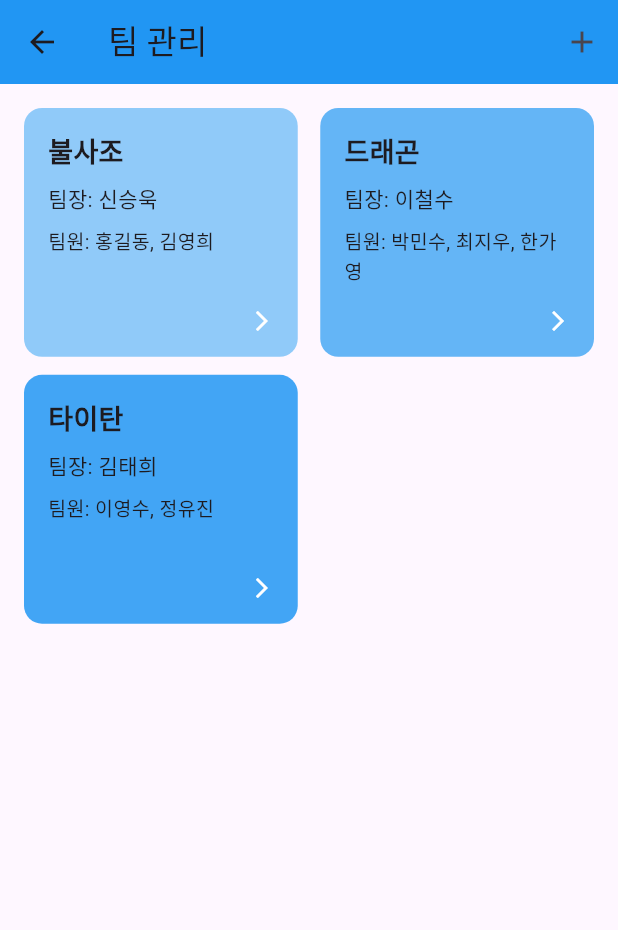
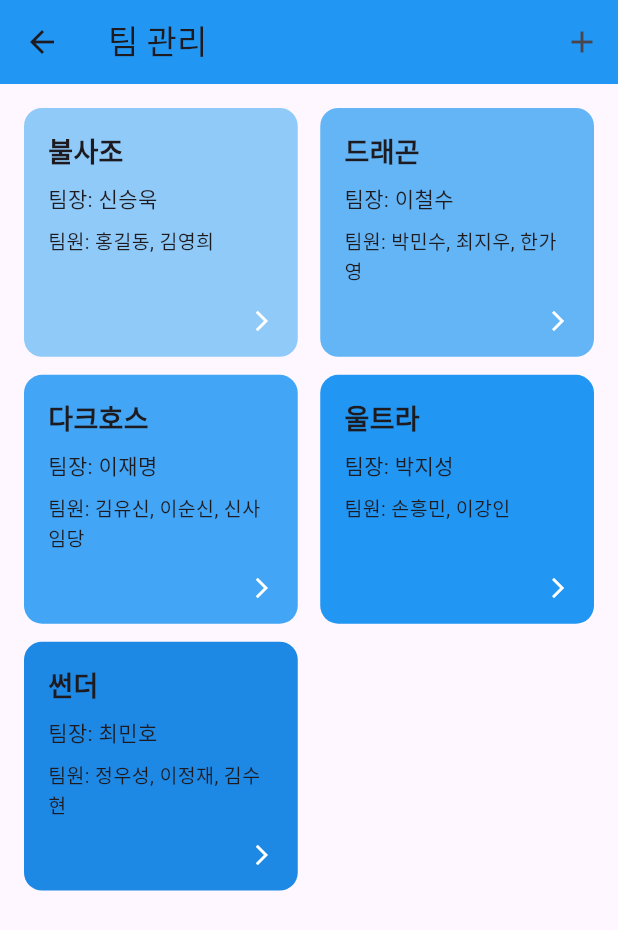
Before and after one commit to shinseunguk/Splitly, a Flutter app: the TeamCreateView screen opened directly, after a tap on "팀 생성", after a tap on the "info outline" icon, after a tap on "팀 관리", on a phone screen of 412 x 824 dp. Shown: the top 930 px of the screen. Run offline on Flutter 3.47's test engine with Material 3 defaults, Android fonts, the phone set to English and light mode, and no system bars; our stand-ins replace fl_chart, get.

Commit message:
✨ 5초에 한번씩 서버에 요청

```diff
--- a/lib/dataSource/team_data_source.dart
+++ b/lib/dataSource/team_data_source.dart
@@ -11,20 +11,42 @@ class TeamDataSource {
       TeamModel(
         teamId: 1,
         teamName: '불사조',
+        teamScore: 15,
+        teamRank: 3,
         teamLeader: '신승욱',
-        members: ['홍길동', '김영희'],
+        teamMembers: ['홍길동', '김영희'],
       ),
       TeamModel(
         teamId: 2,
         teamName: '드래곤',
+        teamScore: 23,
+        teamRank: 2,
         teamLeader: '이철수',
-        members: ['박민수', '최지우', '한가영'],
+        teamMembers: ['박민수', '최지우', '한가영'],
       ),
       TeamModel(
         teamId: 3,
-        teamName: '타이탄',
-        teamLeader: '김태희',
-        members: ['이영수', '정유진'],
+        teamName: '다크호스',
+        teamScore: 27,
+        teamRank: 1,
+        teamLeader: '이재명',
+        teamMembers: ['김유신', '이순신', '신사임당'],
+      ),
+      TeamModel(
+        teamId: 4,
+        teamName: '울트라',
+        teamScore: 10,
+        teamRank: 4,
+        teamLeader: '박지성',
+        teamMembers: ['손흥민', '이강인'],
+      ),
+      TeamModel(
+        teamId: 5,
+        teamName: '썬더',
+        teamScore: 8,
+        teamRank: 5,
+        teamLeader: '최민호',
+        teamMembers: ['정우성', '이정재', '김수현'],
       ),
     ];
   }
--- a/lib/model/team/team_model.dart
+++ b/lib/model/team/team_model.dart
@@ -1,30 +1,40 @@
 class TeamModel {
   final int teamId;
   final String teamName;
+  final int teamScore;
+  final int teamRank;
   final String teamLeader;
-  final List<String> members;
+  final List<String> teamMembers;
 
   TeamModel({
     required this.teamId,
     required this.teamName,
+    required this.teamScore,
+    required this.teamRank,
     required this.teamLeader,
-    required this.members,
+    required this.teamMembers,
   });
 
   factory TeamModel.fromJson(Map<String, dynamic> json) {
     return TeamModel(
       teamId: json['teamId'] as int,
       teamName: json['teamName'] as String,
+      teamScore: json['teamScore'] as int,
+      teamRank: json['teamRank'] as int,
       teamLeader: json['teamLeader'] as String,
-      members:
-          (json['members'] as List<dynamic>).map((e) => e as String).toList(),
+      teamMembers:
+          (json['teamMembers'] as List<dynamic>)
+              .map((e) => e as String)
+              .toList(),
     );
   }
 
   Map<String, dynamic> toJson() => {
     'teamId': teamId,
     'teamName': teamName,
+    'teamScore': teamScore,
+    'teamRank': teamRank,
     'teamLeader': teamLeader,
-    'members': members,
+    'teamMembers': teamMembers,
   };
 }
--- a/lib/view/home_view.dart
+++ b/lib/view/home_view.dart
@@ -1,8 +1,10 @@
 import 'package:fl_chart/fl_chart.dart';
 import 'package:flutter/material.dart';
 import 'package:flutter/services.dart';
+import 'package:get/get.dart';
 import 'package:splitly/main.dart' show routeObserver;
 import 'package:splitly/view/team_menu_view.dart.dart';
+import 'package:splitly/viewModel/team_create_view_model.dart';
 
 class HomeView extends StatefulWidget {
   const HomeView({super.key});
@@ -12,6 +14,7 @@ class HomeView extends StatefulWidget {
 }
 
 class _HomeViewState extends State<HomeView> with RouteAware {
+  final TeamViewModel _viewModel = Get.put(TeamViewModel());
   int _infoButtonCounter = 0;
 
   @override
@@ -21,79 +24,48 @@ class _HomeViewState extends State<HomeView> with RouteAware {
     routeObserver.subscribe(this, ModalRoute.of(context)! as PageRoute);
   }
 
-  // @override
-  // void dispose() {
-  //   // RouteObserver 구독 해제
-  //   routeObserver.unsubscribe(this);
-  //   // 화면을 벗어나면 세로모드로 복원
-  //   SystemChrome.setPreferredOrientations([
-  //     DeviceOrientation.portraitUp,
-  //     DeviceOrientation.portraitDown,
-  //   ]);
-  //   super.dispose();
-  // }
+  @override
+  void initState() {
+    super.initState();
+    // 5초마다 반복 호출되는 함수 예시
+    _startPeriodicFunction();
+  }
 
-  // @override
-  // void didPush() {
-  //   // 화면에 진입할 때마다 호출
-  //   SystemChrome.setPreferredOrientations([
-  //     DeviceOrientation.landscapeLeft,
-  //     DeviceOrientation.landscapeRight,
-  //   ]);
-  //   debugPrint('HomeView: didPush (진입)');
-  // }
-
-  // @override
-  // void didPopNext() {
-  //   // 다른 화면에서 다시 돌아올 때마다 호출
-  //   SystemChrome.setPreferredOrientations([
-  //     DeviceOrientation.landscapeLeft,
-  //     DeviceOrientation.landscapeRight,
-  //   ]);
-  //   debugPrint('HomeView: didPopNext (진입)');
-  // }
-
-  // @override
-  // void didPop() {
-  //   // 이 화면에서 pop으로 벗어날 때 호출
-  //   debugPrint('HomeView: didPop (벗어남)');
-  // }
-
-  // @override
-  // void didPushNext() {
-  //   // 이 화면에서 다른 화면으로 push될 때 호출
-  //   debugPrint('HomeView: didPushNext (벗어남)');
-  // }
-
-  // @override
-  // void initState() {
-  //   super.initState();
-  //   // 이 화면에서만 가로모드 고정
-  //   SystemChrome.setPreferredOrientations([
-  //     DeviceOrientation.landscapeLeft,
-  //     DeviceOrientation.landscapeRight,
-  //   ]);
-  // }
+  void _startPeriodicFunction() {
+    Future.doWhile(() async {
+      await Future.delayed(const Duration(seconds: 5));
+      if (!mounted) return false;
+      _viewModel.fetchTeams();
+      return true;
+    });
+  }
 
   @override
   Widget build(BuildContext context) {
-    // 예시 데이터, 실제로는 ViewModel 등에서 받아올 수 있음
-    final teamScores = [
-      {'name': '불사조', 'score': 5},
-      {'name': '무적함대', 'score': 2},
-      {'name': '다크호스', 'score': 3},
-      {'name': '불사조', 'score': 4},
-      {'name': '무적함대', 'score': 2},
-    ];
     return SafeArea(
       child: Scaffold(
-        body: Stack(
+        body: Obx(() {
+          // if (_viewModel.isLoading.value) {
+          //   return const Center(child: CircularProgressIndicator());
+          // }
+          if (_viewModel.errorMessage.isNotEmpty) {
+            return Center(
+              child: Text('에러: \\${_viewModel.errorMessage.value}'),
+            );
+          }
+          final teams = _viewModel.selectResponse.value ?? [];
+          if (teams.isEmpty) {
+            return const Center(child: Text('팀 데이터가 없습니다.'));
+          }
+          return Stack(
             children: [
               Center(
                 child: LayoutBuilder(
                   builder: (context, constraints) {
                     final chartWidth =
-                      constraints.maxWidth > 500 ? 500.0 : constraints.maxWidth;
+                        constraints.maxWidth > 500
+                            ? 500.0
+                            : constraints.maxWidth;
                     final chartHeight =
                         constraints.maxHeight > 320
                             ? 320.0
@@ -105,13 +77,17 @@ class _HomeViewState extends State<HomeView> with RouteAware {
                         BarChartData(
                           alignment: BarChartAlignment.spaceAround,
                           barGroups: [
-                          for (int i = 0; i < teamScores.length; i++)
+                            for (int i = 0; i < teams.length; i++)
                               BarChartGroupData(
                                 x: i,
                                 barRods: [
                                   BarChartRodData(
                                     toY:
-                                      (teamScores[i]['score'] as int)
+                                        (_viewModel
+                                                    .selectResponse
+                                                    .value?[i]
+                                                    .teamScore ??
+                                                0)
                                             .toDouble(),
                                     color: Colors.blue,
                                     width: 32,
@@ -136,17 +112,17 @@ class _HomeViewState extends State<HomeView> with RouteAware {
                                 reservedSize: 48,
                                 getTitlesWidget: (value, meta) {
                                   final idx = value.toInt();
-                                if (idx < 0 || idx >= teamScores.length)
+                                  if (idx < 0 || idx >= teams.length)
                                     return Container();
                                   return Padding(
                                     padding: const EdgeInsets.symmetric(
                                       vertical: 6.0,
-                                  ), // 위아래 패딩
+                                    ),
                                     child: Text(
-                                    teamScores[idx]['name'].toString(),
+                                      teams[idx].teamName,
                                       style: const TextStyle(
-                                      fontSize: 14, // 명시적 폰트 크기
-                                      overflow: TextOverflow.visible, // 잘림 방지
+                                        fontSize: 14,
+                                        overflow: TextOverflow.visible,
                                       ),
                                       textAlign: TextAlign.center,
                                     ),
@@ -158,13 +134,15 @@ class _HomeViewState extends State<HomeView> with RouteAware {
                           borderData: FlBorderData(show: false),
                           gridData: FlGridData(show: false),
                           minY: 0,
-                        maxY:
-                            teamScores
-                                .map((e) => e['score'] as int)
+                          maxY: (teams
+                                      .map((e) => e.teamScore)
                                       .reduce((a, b) => a > b ? a : b) *
-                            1.2,
+                                  1.2)
+                              .clamp(1.0, double.infinity), // 임시 maxY
                         ),
-                      swapAnimationDuration: Duration(milliseconds: 2000),
+                        swapAnimationDuration: const Duration(
+                          milliseconds: 2000,
+                        ),
                         swapAnimationCurve: Curves.easeInOut,
                       ),
                     );
@@ -175,23 +153,26 @@ class _HomeViewState extends State<HomeView> with RouteAware {
                 top: 16,
                 right: 16,
                 child: IconButton(
-                icon: Icon(Icons.info_outline, color: Colors.black),
+                  icon: const Icon(Icons.info_outline, color: Colors.black),
                   onPressed: () {
                     setState(() {
                       _infoButtonCounter++;
                       if (_infoButtonCounter == 1) {
                         Navigator.push(
                           context,
-                        MaterialPageRoute(builder: (context) => TeamMenuView()),
+                          MaterialPageRoute(
+                            builder: (context) => TeamMenuView(),
+                          ),
                         );
-                      _infoButtonCounter = 0; // 다시 초기화
+                        _infoButtonCounter = 0;
                       }
                     });
                   },
                 ),
               ),
             ],
-        ),
+          );
+        }),
       ),
     );
   }
--- a/lib/view/team_create_view.dart
+++ b/lib/view/team_create_view.dart
@@ -31,7 +31,7 @@ class _TeamCreateViewState extends State<TeamCreateView> {
     _leaderController = TextEditingController(
       text: widget.teamModel?.teamLeader ?? '',
     );
-    final members = widget.teamModel?.members ?? [];
+    final members = widget.teamModel?.teamMembers ?? [];
     _memberControllers = List.generate(
       5,
       (i) => TextEditingController(text: i < members.length ? members[i] : ''),
--- a/lib/view/team_manage_view.dart
+++ b/lib/view/team_manage_view.dart
@@ -150,7 +150,7 @@ class _TeamMangeViewState extends State<TeamManageView> with RouteAware {
             ),
             const SizedBox(height: 8),
             Text(
-              '팀원: ${team.members.join(', ')}',
+              '팀원: ${team.teamMembers.join(', ')}',
               style: const TextStyle(fontSize: 13),
             ),
             const Spacer(),
```
Lines whose indentation alone changed are shown as unchanged.
